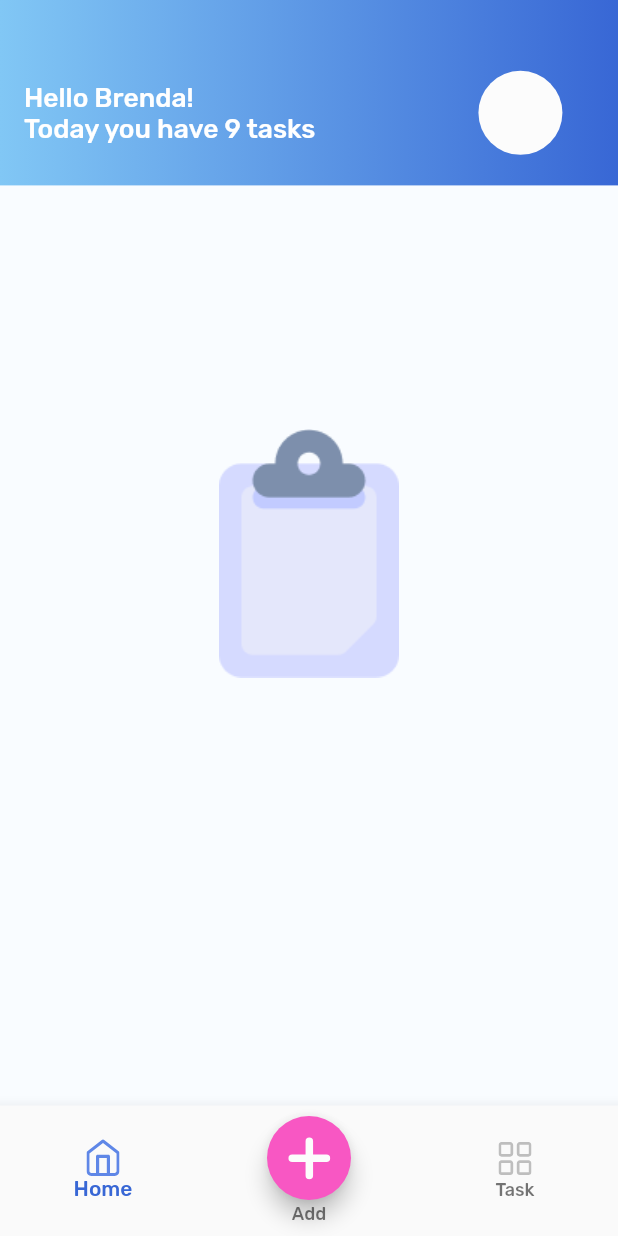
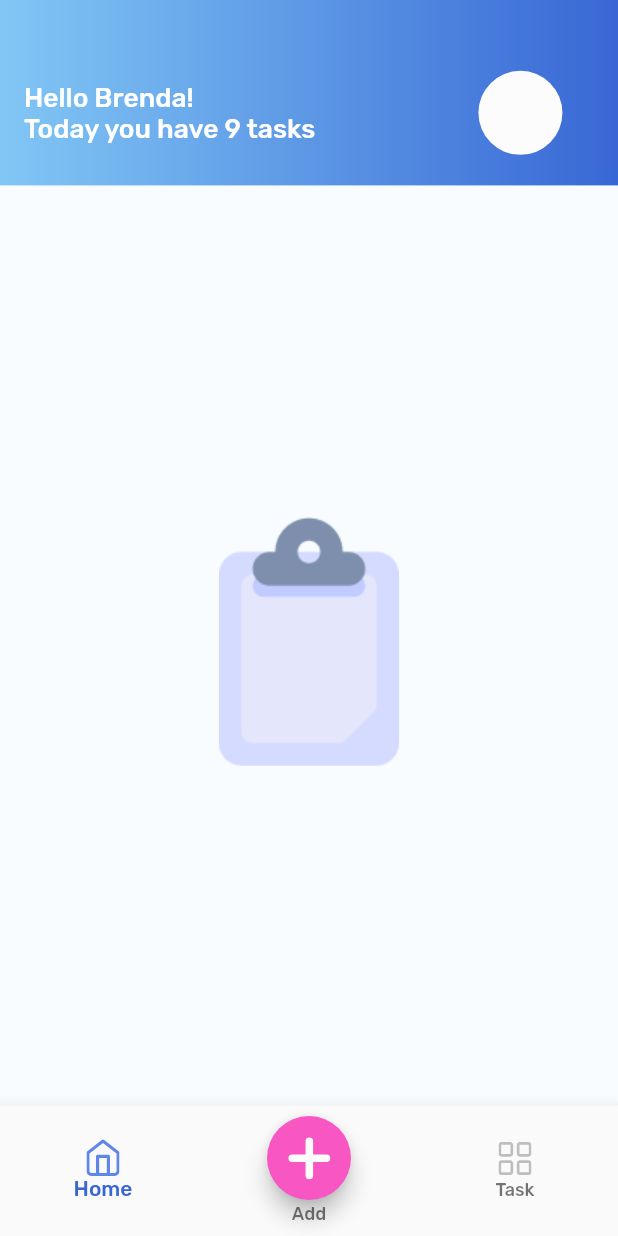
Before and after one commit to SadullaevTolkinjon/todo_app, a Flutter app: the Homepage screen opened by its route, on a phone screen of 412 x 824 dp. Run offline on Flutter 3.47's test engine with Material 2 defaults, Android fonts, the light colour scheme and no system bars; our stand-ins replace auto_size_text, flutter_bloc, flutter_slidable, flutter_svg, hive, hive_flutter and 1 more; accounts and stored records are empty.

Commit message:
last update

```diff
--- a/lib/view/home_page/home_page_view/home_page_view.dart
+++ b/lib/view/home_page/home_page_view/home_page_view.dart
@@ -73,9 +73,8 @@ class Homepage extends StatelessWidget {
                 ],
               ),
             ),
-            SizedBox(
-              height: getHeight(500),
-              child: context
+            Container(height: data.isEmpty ?getHeight(620): getHeight(500),
+            child: context
                   .watch<HomePageCubit>()
                   .bodies[context.watch<HomePageCubit>().indexOfNavBar],
             )
--- a/lib/view/home_page/home_page_view/task_have.dart
+++ b/lib/view/home_page/home_page_view/task_have.dart
@@ -15,8 +15,6 @@ class TaskHave extends StatelessWidget {
   Widget build(BuildContext context) {
     return Padding(
       padding: EdgeInsets.symmetric(horizontal: getWidth(18)),
-      child: SizedBox(
-        height: getHeight(500),
       child: SizedBox(
         height: getHeight(500),
         child: GridView.builder(
@@ -123,7 +121,6 @@ class TaskHave extends StatelessWidget {
           itemCount: data.length,
         ),
       ),
-      ),
     );
   }
 }
```
Also changed, not shown: 2 other files. Lines whose indentation alone changed are shown as unchanged.
